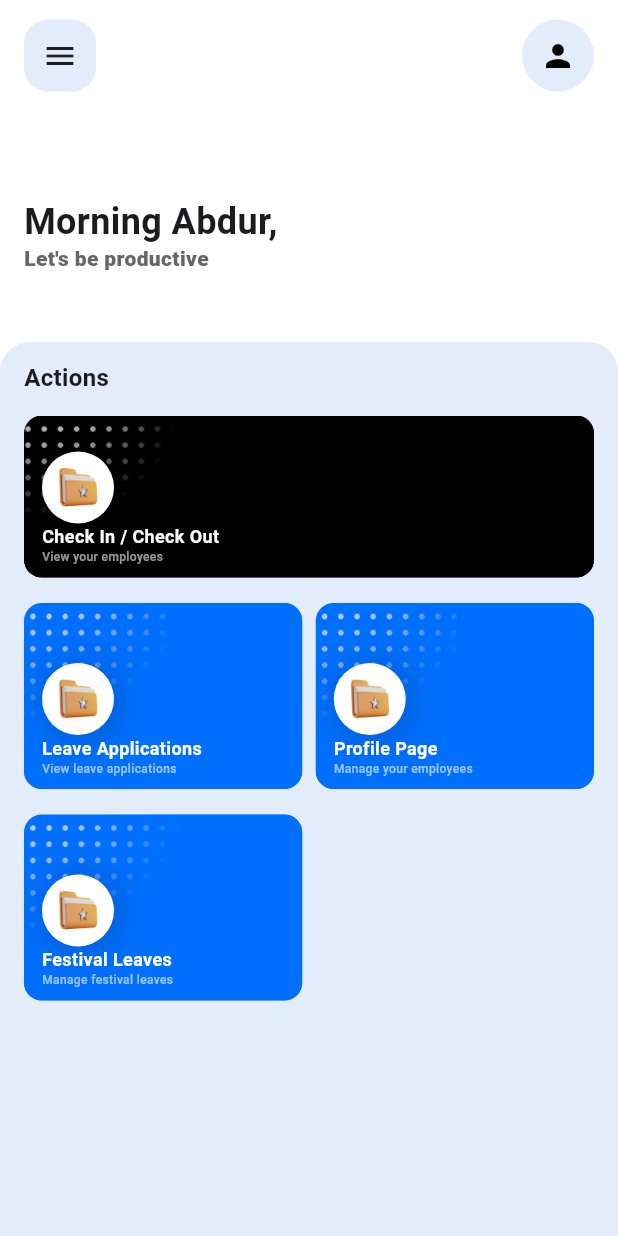
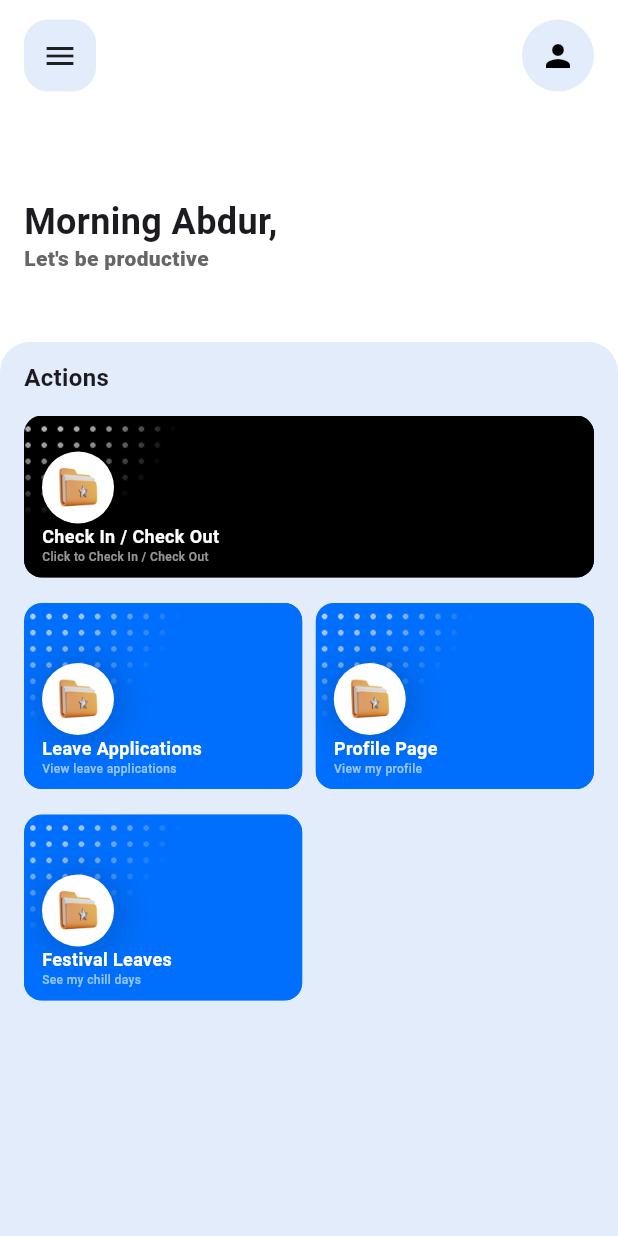
Before and after one commit to abd5294/office-admin, a Flutter app: the HomeScreen screen opened by its route, on a phone screen of 412 x 824 dp. Run offline on Flutter 3.47's test engine with Material 3 defaults, Android fonts, the phone set to English and light mode, and no system bars; our stand-ins replace flutter_riverpod, go_router; network calls fail.

Commit message:
home page modified

```diff
--- a/lib/features/home/view/pages/home_screen.dart
+++ b/lib/features/home/view/pages/home_screen.dart
@@ -72,7 +72,10 @@ class HomeScreen extends ConsumerWidget {
                                   user.role == 'admin'
                                       ? 'Employees Page'
                                       : 'Check In / Check Out',
-                              subTitle: 'View your employees',
+                              subTitle:
+                                  user.role == 'admin'
+                                      ? 'View your employees'
+                                      : 'Click to Check In / Check Out',
                               backgroundColor: Colors.black,
                             ),
                           ),
@@ -104,7 +107,10 @@ class HomeScreen extends ConsumerWidget {
                                   user.role == 'admin'
                                       ? 'Manage Employees'
                                       : 'Profile Page',
-                              subTitle: 'Manage your employees',
+                              subTitle:
+                                  user.role == 'admin'
+                                      ? 'Manage your employees'
+                                      : 'View my profile',
                             ),
                           ),
                         ),
@@ -117,7 +123,7 @@ class HomeScreen extends ConsumerWidget {
                             },
                             child: CustomCard(
                               title: 'Festival Leaves',
-                              subTitle: 'Manage festival leaves',
+                              subTitle: 'See my chill days',
                             ),
                           ),
                         ),
```
Also changed, not shown: lib/features/checkin/view/pages/check_in_screen.dart (added, +53 -0 lines).
